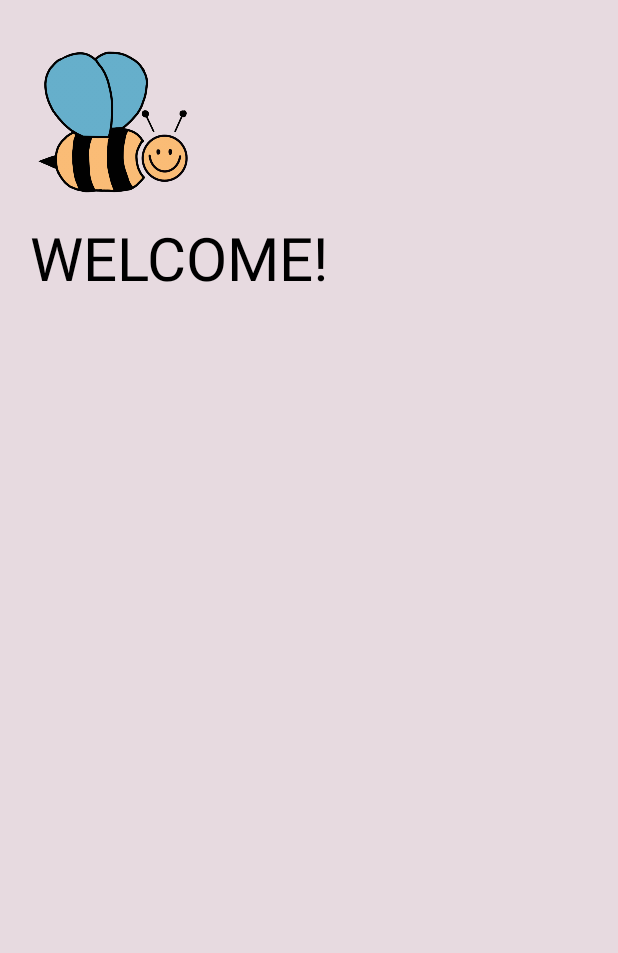
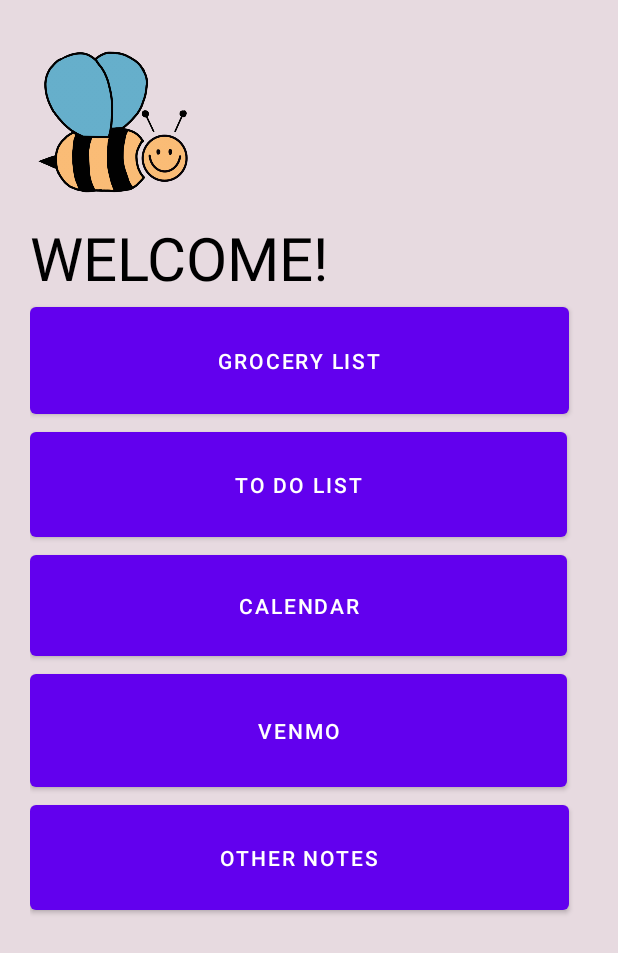
Before and after one commit to cutching/355-Android-Project, an Android app: the HomePage screen opened directly, with no data from a screen before it, on a phone screen of 412 x 824 dp. Shown: the top 953 px of the screen. Run offline under Robolectric (Android 15) with nearby library versions, the phone set to English and light mode, and no system bars; Roboto replaces fonts that are not available here; 1 statement that could not run was skipped.

Commit message:
buttons for app functions

```diff
--- a/Hive/app/src/main/res/layout/activity_home_page.xml
+++ b/Hive/app/src/main/res/layout/activity_home_page.xml
@@ -8,14 +8,22 @@
     android:orientation="vertical"
     android:background="#e7dae0"
     android:padding="20dp"
-    tools:ignore="ExtraText">>
+    tools:ignore="ExtraText"><![CDATA[>
+
+
+
+
+
+
+
+    ]]>
 
     <ImageView
         android:id="@+id/logoImage"
         android:layout_width="110dp"
         android:layout_height="119dp"
-        android:src="@drawable/bee"
-        android:layout_marginBottom="5dp"/>
+        android:layout_marginBottom="5dp"
+        android:src="@drawable/bee" />
 
     <TextView
         android:id="@+id/largeName"
@@ -26,4 +34,34 @@
         android:textColor="@color/black"
         android:textSize="40sp" />
 
+    <Button
+        android:id="@+id/button"
+        android:layout_width="359dp"
+        android:layout_height="83dp"
+        android:text="Grocery List" />
+
+    <Button
+        android:id="@+id/button2"
+        android:layout_width="358dp"
+        android:layout_height="82dp"
+        android:text="To Do List" />
+
+    <Button
+        android:id="@+id/button3"
+        android:layout_width="358dp"
+        android:layout_height="79dp"
+        android:text="Calendar" />
+
+    <Button
+        android:id="@+id/button4"
+        android:layout_width="358dp"
+        android:layout_height="87dp"
+        android:text="Venmo" />
+
+    <Button
+        android:id="@+id/button5"
+        android:layout_width="359dp"
+        android:layout_height="82dp"
+        android:text="Other Notes" />
+
 </LinearLayout>
```
